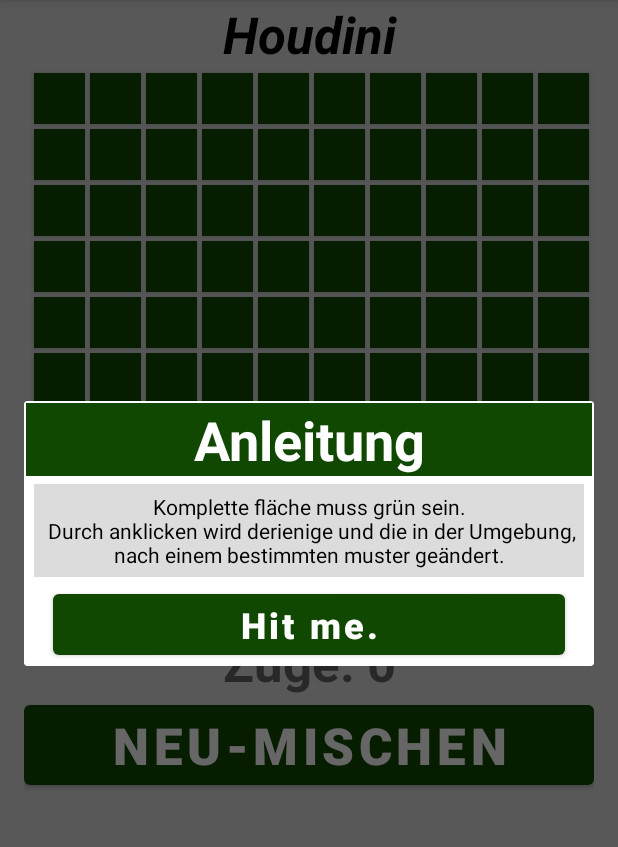
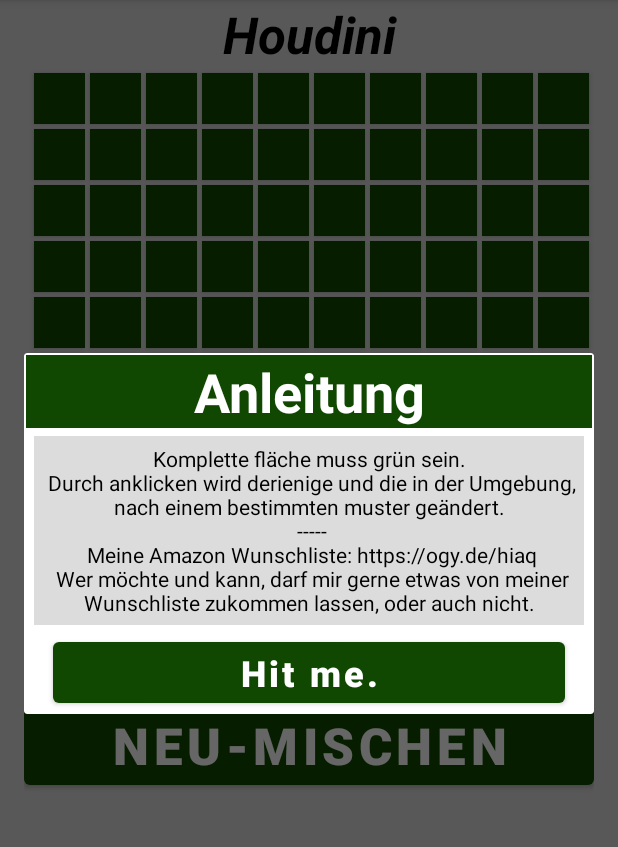
Before and after one commit to EyesOnly5x5/BrainMerlin, an Android app: the ZauberActivity screen opened directly, with no data from a screen before it, in the options menu, after a tap on "Anleitung", on a phone screen of 412 x 824 dp, the part 84-931 px from its top. Run offline under Robolectric (Android 15) with nearby library versions, the phone set to English and light mode, and no system bars.

Commit message:
Auslagerung Merlin Fertig

```diff
--- a/app/src/main/res/values/strings.xml
+++ b/app/src/main/res/values/strings.xml
@@ -43,7 +43,10 @@
     <string name="neuSt">Neu Start</string>
     <string name="AnleitZauber">
         Komplette fläche muss grün sein.\n
-        Durch anklicken wird derienige und die in der Umgebung, nach einem bestimmten muster geändert.
+        Durch anklicken wird derienige und die in der Umgebung, nach einem bestimmten muster geändert.\n
+        -----\n
+        Meine Amazon Wunschliste: https://ogy.de/hiaq\n
+        Wer möchte und kann, darf mir gerne etwas von meiner Wunschliste zukommen lassen, oder auch nicht.
     </string>
 
 </resources>
```
